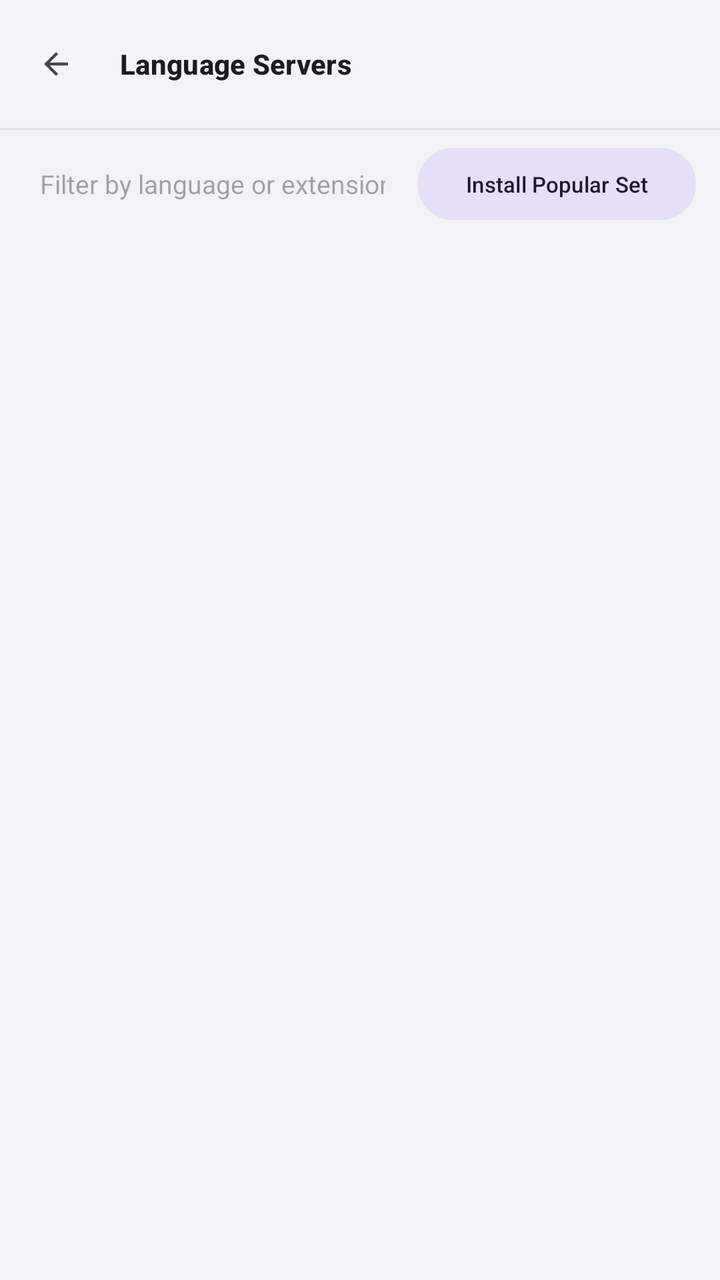
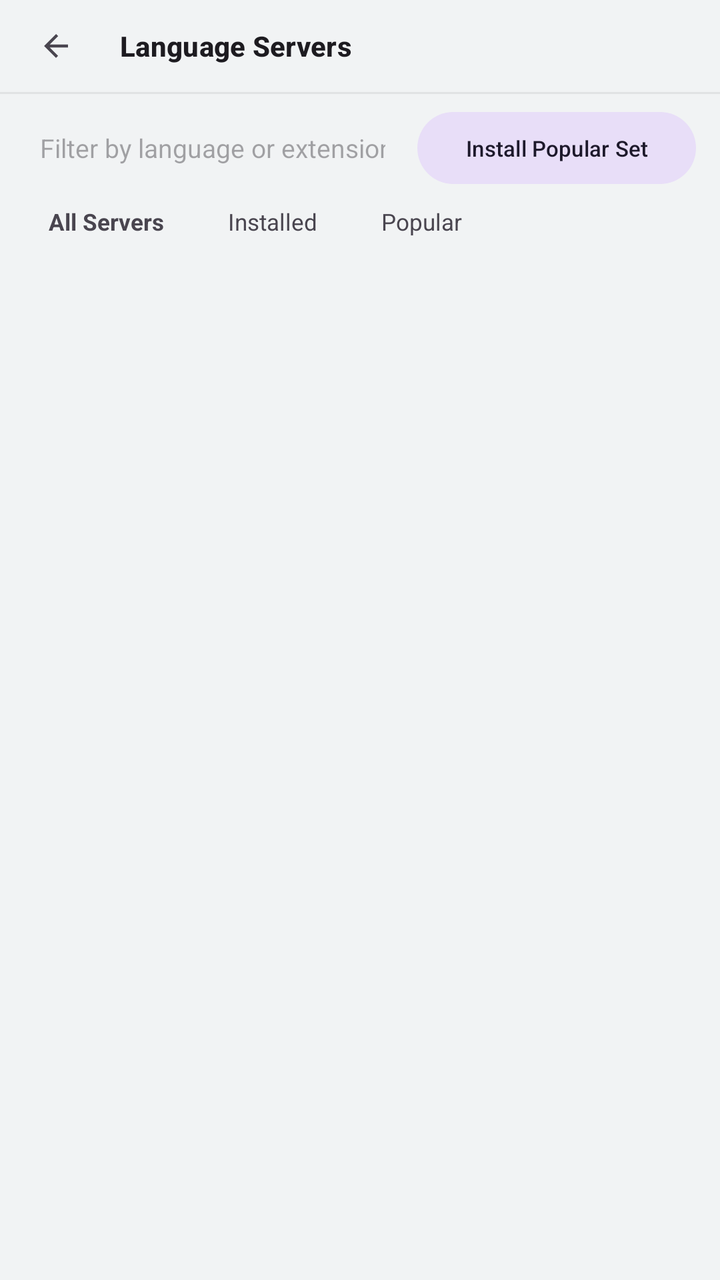

An Android layout rendered at two revisions. The XML below is the earlier revision; the diff shows what the commit changed to produce the second picture.
<!-- AndroidManifest.xml: application theme Theme.PocketDev -->
<!-- res/layout/activity_lsp.xml -->
<?xml version="1.0" encoding="utf-8"?>
<LinearLayout xmlns:android="http://schemas.android.com/apk/res/android"
    xmlns:app="http://schemas.android.com/apk/res-auto"
    android:id="@+id/lsp_root"
    android:layout_width="match_parent"
    android:layout_height="match_parent"
    android:background="@color/chrome_background"
    android:orientation="vertical">

    <com.google.android.material.appbar.AppBarLayout
        android:layout_width="match_parent"
        android:layout_height="wrap_content"
        android:background="@color/chrome_background"
        app:elevation="0dp">

        <com.google.android.material.appbar.MaterialToolbar
            android:id="@+id/toolbar"
            style="@style/AndroidIDE.Toolbar"
            android:layout_width="match_parent"
            android:layout_height="?attr/actionBarSize"
            android:background="@color/chrome_background"
            app:navigationIcon="@drawable/ic_arrow_back"
            app:title="@string/lsp_title" />

        <View
            android:layout_width="match_parent"
            android:layout_height="1dp"
            android:background="#26888888" />
    </com.google.android.material.appbar.AppBarLayout>

    
    <LinearLayout
        android:layout_width="match_parent"
        android:layout_height="wrap_content"
        android:gravity="center_vertical"
        android:orientation="horizontal"
        android:paddingHorizontal="12dp"
        android:paddingVertical="8dp">

        <com.google.android.material.textfield.TextInputEditText
            android:id="@+id/lsp_filter_input"
            android:layout_width="0dp"
            android:layout_height="38dp"
            android:layout_weight="1"
            android:background="@android:color/transparent"
            android:hint="@string/lsp_filter_hint"
            android:inputType="text"
            android:paddingHorizontal="8dp"
            android:singleLine="true"
            android:textSize="13sp" />

        <com.google.android.material.button.MaterialButton
            android:id="@+id/btn_install_popular"
            style="@style/Widget.Material3.Button.TonalButton"
            android:layout_width="wrap_content"
            android:layout_height="36dp"
            android:layout_marginStart="8dp"
            android:insetTop="0dp"
            android:insetBottom="0dp"
            android:text="@string/lsp_install_popular"
            android:textSize="11sp" />
    </LinearLayout>

    
    <ScrollView
        android:id="@+id/lsp_scroll"
        android:layout_width="match_parent"
        android:layout_height="0dp"
        android:layout_weight="1"
        android:fillViewport="true">

        <LinearLayout
            android:id="@+id/lsp_list_container"
            android:layout_width="match_parent"
            android:layout_height="wrap_content"
            android:orientation="vertical"
            android:paddingHorizontal="12dp"
            android:paddingBottom="24dp" />
    </ScrollView>
</LinearLayout>
<!-- resources referenced by this layout -->
<resources>
  <color name="chrome_background">#F1F3F4</color>
  <!-- drawable ic_arrow_back (drawable) -->
  <?xml version="1.0" encoding="utf-8"?>
  <vector xmlns:android="http://schemas.android.com/apk/res/android"
      android:width="18dp"
      android:height="18dp"
      android:viewportWidth="24"
      android:viewportHeight="24"
      android:tint="?attr/colorControlNormal">
      <path
          android:fillColor="@android:color/white"
          android:pathData="M20,11H7.83l5.59,-5.59L12,4l-8,8 8,8 1.41,-1.41L7.83,13H20v-2z" />
  </vector>
  <string name="lsp_filter_hint">Filter by language or extension (e.g. kt, py, rust)…</string>
  <string name="lsp_install_popular">Install Popular Set</string>
  <string name="lsp_title">Language Servers</string>
  <style name="AndroidIDE.Toolbar" parent="Widget.Material3.Toolbar">
          <item name="android:minHeight">44dp</item>
          <item name="titleTextAppearance">@style/PocketDev.ToolbarTitle</item>
          <item name="subtitleTextAppearance">@style/PocketDev.ToolbarSubtitle</item>
          <item name="contentInsetStartWithNavigation">0dp</item>
          <item name="buttonGravity">center_vertical</item>
          <item name="popupTheme">@style/PocketDev.ToolbarPopupTheme</item>
      </style>
  <style name="PocketDev.ToolbarTitle" parent="TextAppearance.Material3.TitleSmall">
          <item name="android:textSize">14sp</item>
          <item name="android:textStyle">bold</item>
          <item name="android:maxLines">1</item>
          <item name="android:ellipsize">end</item>
      </style>
  <style name="PocketDev.ToolbarSubtitle" parent="TextAppearance.Material3.LabelSmall">
          <item name="android:textSize">10.5sp</item>
          <item name="android:maxLines">1</item>
          <item name="android:ellipsize">end</item>
      </style>
  <color name="accent">#E66000</color>
  <color name="surface">#F8F9FA</color>
  <color name="surface_container">#F1F3F4</color>
  <color name="surface_container_high">#E8EAED</color>
  <color name="on_surface">#1C1B1F</color>
  <color name="on_surface_variant">#49454F</color>
  <color name="outline">#CAC4D0</color>
  <color name="status_bar">#F1F3F4</color>
  <style name="PocketDev.PopupMenu" parent="Widget.Material3.PopupMenu">
          <item name="android:popupBackground">@drawable/bg_modern_popup_menu</item>
          <item name="android:dropDownVerticalOffset">4dp</item>
      </style>
  <style name="PocketDev.OverflowMenu" parent="Widget.Material3.PopupMenu.Overflow">
          <item name="android:popupBackground">@drawable/bg_modern_popup_menu</item>
          <item name="android:dropDownVerticalOffset">4dp</item>
      </style>
  <style name="PocketDev.PopupMenuTextAppearance" parent="TextAppearance.Material3.BodySmall">
          <item name="android:textSize">12.5sp</item>
          <item name="android:textColor">@color/on_surface</item>
          <item name="android:fontFamily">sans-serif-medium</item>
      </style>
  <!-- drawable bg_modern_popup_menu (drawable) -->
  <?xml version="1.0" encoding="utf-8"?>
  <shape xmlns:android="http://schemas.android.com/apk/res/android"
      android:shape="rectangle">
      <solid android:color="@color/surface_container_high" />
      <corners android:radius="14dp" />
      <stroke
          android:width="1dp"
          android:color="@color/outline" />
      <padding
          android:bottom="6dp"
          android:left="4dp"
          android:right="4dp"
          android:top="6dp" />
  </shape>
  <!-- unchanged entries left out for length: 2 -->
</resources>

<!-- the commit's change to res/layout/activity_lsp.xml (unified diff, before → after) -->
@@ -17,7 +17,7 @@
             android:id="@+id/toolbar"
             style="@style/AndroidIDE.Toolbar"
             android:layout_width="match_parent"
-            android:layout_height="?attr/actionBarSize"
+            android:layout_height="46dp"
             android:background="@color/chrome_background"
             app:navigationIcon="@drawable/ic_arrow_back"
             app:title="@string/lsp_title" />
@@ -35,7 +35,8 @@
         android:gravity="center_vertical"
         android:orientation="horizontal"
         android:paddingHorizontal="12dp"
-        android:paddingVertical="8dp">
+        android:paddingTop="8dp"
+        android:paddingBottom="4dp">
 
         <com.google.android.material.textfield.TextInputEditText
             android:id="@+id/lsp_filter_input"
@@ -62,6 +63,47 @@
     </LinearLayout>
 
     
+    <LinearLayout
+        android:id="@+id/lsp_filter_chips_row"
+        android:layout_width="match_parent"
+        android:layout_height="wrap_content"
+        android:gravity="center_vertical"
+        android:orientation="horizontal"
+        android:paddingHorizontal="12dp"
+        android:paddingBottom="8dp">
+
+        <com.google.android.material.textview.MaterialTextView
+            android:id="@+id/chip_lsp_all"
+            android:layout_width="wrap_content"
+            android:layout_height="28dp"
+            android:gravity="center"
+            android:paddingHorizontal="12dp"
+            android:text="All Servers"
+            android:textSize="11.5sp"
+            android:textStyle="bold" />
+
+        <com.google.android.material.textview.MaterialTextView
+            android:id="@+id/chip_lsp_installed"
+            android:layout_width="wrap_content"
+            android:layout_height="28dp"
+            android:layout_marginStart="8dp"
+            android:gravity="center"
+            android:paddingHorizontal="12dp"
+            android:text="Installed"
+            android:textSize="11.5sp" />
+
+        <com.google.android.material.textview.MaterialTextView
+            android:id="@+id/chip_lsp_popular"
+            android:layout_width="wrap_content"
+            android:layout_height="28dp"
+            android:layout_marginStart="8dp"
+            android:gravity="center"
+            android:paddingHorizontal="12dp"
+            android:text="Popular"
+            android:textSize="11.5sp" />
+    </LinearLayout>
+
+    
     <ScrollView
         android:id="@+id/lsp_scroll"
         android:layout_width="match_parent"
